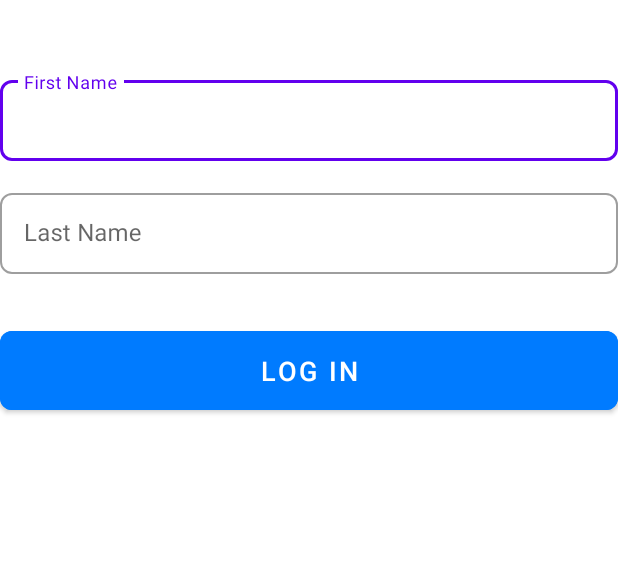
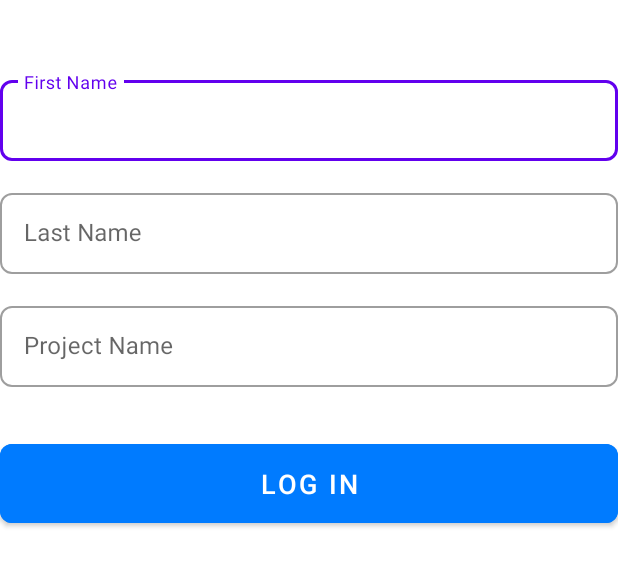
Before and after one commit to Osiddique1/SAE_302_Project_Android, an Android app: the screen it shows after launch (MainActivity), on a phone screen of 412 x 824 dp, the part 409-996 px from its top. Run offline under Robolectric (Android 15) with nearby library versions, the phone set to English and light mode, and no system bars.

Commit message:
version with photo

```diff
--- a/app/src/main/java/com/example/applicationtechnicien/MainActivity.java
+++ b/app/src/main/java/com/example/applicationtechnicien/MainActivity.java
@@ -16,11 +16,16 @@ public class MainActivity extends AppCompatActivity {
 
     private EditText firstNameEditText;
     private EditText lastNameEditText;
+    // NOUVEAU: Référence pour le champ du titre du projet
+    private EditText projectTitleEditText;
     private Button loginButton;
 
     // Keys for passing data to the next activity
     public static final String EXTRA_FIRST_NAME = "com.example.applicationtechnicien.FIRST_NAME";
     public static final String EXTRA_LAST_NAME = "com.example.applicationtechnicien.LAST_NAME";
+
+    // CLEF EXISTANTE: Clé pour le titre du projet
+    public static final String EXTRA_PROJECT_TITLE = "com.example.applicationtechnicien.PROJECT_TITLE";
 
     @Override
     protected void onCreate(Bundle savedInstanceState) {
@@ -36,6 +41,8 @@ public class MainActivity extends AppCompatActivity {
         // 1. Initialize views
         firstNameEditText = findViewById(R.id.edit_text_first_name);
         lastNameEditText = findViewById(R.id.edit_text_last_name);
+        // NOUVEAU: Initialisation du champ du titre du projet
+        projectTitleEditText = findViewById(R.id.edit_text_project_title); // ASSUMER CET ID
         loginButton = findViewById(R.id.button_login);
 
         // 2. Set up the login button click listener
@@ -45,23 +52,25 @@ public class MainActivity extends AppCompatActivity {
     private void handleLogin() {
         String firstName = firstNameEditText.getText().toString().trim();
         String lastName = lastNameEditText.getText().toString().trim();
+        // NOUVEAU: Récupérer le titre du projet
+        String projectTitle = projectTitleEditText.getText().toString().trim();
 
-        // Basic validation: ensure both fields are not empty
-        if (firstName.isEmpty() || lastName.isEmpty()) {
-            Toast.makeText(this, "Please enter both your first and last name.", Toast.LENGTH_SHORT).show();
+        // Basic validation: ensure necessary fields are not empty (ajout du titre du projet à la validation)
+        if (firstName.isEmpty() || lastName.isEmpty() || projectTitle.isEmpty()) {
+            Toast.makeText(this, "Veuillez entrer votre nom, prénom et le titre du projet.", Toast.LENGTH_SHORT).show();
             return;
         }
 
         // 3. Create an Intent to navigate to the HomeActivity
         Intent intent = new Intent(MainActivity.this, HomeActivity.class);
 
-        // 4. Pass the entered names to the next Activity
+        // 4. Pass the entered data to the next Activity
         intent.putExtra(EXTRA_FIRST_NAME, firstName);
         intent.putExtra(EXTRA_LAST_NAME, lastName);
+        // NOUVEAU: Passer le titre du projet
+        intent.putExtra(EXTRA_PROJECT_TITLE, projectTitle);
 
         // 5. Start the new Activity
         startActivity(intent);
-
-
     }
 }
--- /dev/null
+++ b/app/src/main/res/drawable/ic_camera_black_24dp.xml
@@ -0,0 +1,5 @@
+<vector xmlns:android="http://schemas.android.com/apk/res/android" android:height="24dp" android:tint="#000000" android:viewportHeight="960" android:viewportWidth="960" android:width="24dp">
+
+    <path android:fillColor="@android:color/white" android:pathData="M456,360L776,360Q749,291 693.5,241.5Q638,192 566,172L456,360ZM364,440L524,164Q513,162 502,161Q491,160 480,160Q414,160 357,185Q300,210 256,252L364,440ZM170,560L388,560L228,284Q196,325 178,374.5Q160,424 160,480Q160,501 162.5,520.5Q165,540 170,560ZM394,788L502,600L184,600Q211,669 266.5,718.5Q322,768 394,788ZM480,800Q546,800 603,775Q660,750 704,708L596,520L436,796Q447,798 457.5,799Q468,800 480,800ZM732,676Q764,635 782,585.5Q800,536 800,480Q800,459 797.5,439.5Q795,420 790,400L572,400L732,676ZM480,480Q480,480 480,480Q480,480 480,480Q480,480 480,480Q480,480 480,480Q480,480 480,480Q480,480 480,480Q480,480 480,480Q480,480 480,480Q480,480 480,480Q480,480 480,480Q480,480 480,480Q480,480 480,480Q480,480 480,480Q480,480 480,480Q480,480 480,480Q480,480 480,480ZM480,880Q398,880 325,848.5Q252,817 197.5,762.5Q143,708 111.5,635Q80,562 80,480Q80,397 111.5,324.5Q143,252 197.5,197.5Q252,143 325,111.5Q398,80 480,80Q563,80 635.5,111.5Q708,143 762.5,197.5Q817,252 848.5,324.5Q880,397 880,480Q880,562 848.5,635Q817,708 762.5,762.5Q708,817 635.5,848.5Q563,880 480,880Z"/>
+
+</vector>
--- a/app/src/main/res/layout/activity_home.xml
+++ b/app/src/main/res/layout/activity_home.xml
@@ -42,6 +42,7 @@
         app:layout_constraintStart_toStartOf="parent"
         app:layout_constraintTop_toBottomOf="@id/toolbar_home"
         tools:text="Hello, Jane Doe!" />
+
 
     <GridLayout
         android:layout_width="0dp"
--- a/app/src/main/res/layout/activity_main.xml
+++ b/app/src/main/res/layout/activity_main.xml
@@ -5,9 +5,8 @@
     android:id="@+id/main"
     android:layout_width="match_parent"
     android:layout_height="match_parent"
+    android:paddingHorizontal="32dp"
     tools:context=".MainActivity">
-
-    <!-- First Name Input Field -->
 
     <TextView
         android:id="@+id/text_app_title"
@@ -28,10 +27,10 @@
         android:layout_width="0dp"
         android:layout_height="wrap_content"
         android:layout_marginTop="48dp"
+        app:boxCornerRadiusBottomEnd="8dp"
+        app:boxCornerRadiusBottomStart="8dp"
+        app:boxCornerRadiusTopEnd="8dp"
         app:boxCornerRadiusTopStart="8dp"
-    app:boxCornerRadiusTopEnd="8dp"
-    app:boxCornerRadiusBottomStart="8dp"
-    app:boxCornerRadiusBottomEnd="8dp"
         app:layout_constraintEnd_toEndOf="parent"
         app:layout_constraintStart_toStartOf="parent"
         app:layout_constraintTop_toBottomOf="@id/text_app_title">
@@ -46,17 +45,16 @@
             android:padding="16dp" />
     </com.google.android.material.textfield.TextInputLayout>
 
-        <!-- Last Name Input Field -->
     <com.google.android.material.textfield.TextInputLayout
         android:id="@+id/input_layout_last_name"
         style="@style/Widget.MaterialComponents.TextInputLayout.OutlinedBox"
         android:layout_width="0dp"
         android:layout_height="wrap_content"
         android:layout_marginTop="16dp"
+        app:boxCornerRadiusBottomEnd="8dp"
+        app:boxCornerRadiusBottomStart="8dp"
+        app:boxCornerRadiusTopEnd="8dp"
         app:boxCornerRadiusTopStart="8dp"
-    app:boxCornerRadiusTopEnd="8dp"
-    app:boxCornerRadiusBottomStart="8dp"
-    app:boxCornerRadiusBottomEnd="8dp"
         app:layout_constraintEnd_toEndOf="parent"
         app:layout_constraintStart_toStartOf="parent"
         app:layout_constraintTop_toBottomOf="@id/input_layout_first_name">
@@ -71,19 +69,41 @@
             android:padding="16dp" />
     </com.google.android.material.textfield.TextInputLayout>
 
-        <!-- Login Button -->
+    <com.google.android.material.textfield.TextInputLayout
+        android:id="@+id/input_layout_project_title"
+        style="@style/Widget.MaterialComponents.TextInputLayout.OutlinedBox"
+        android:layout_width="0dp"
+        android:layout_height="wrap_content"
+        android:layout_marginTop="16dp"
+        app:boxCornerRadiusBottomEnd="8dp"
+        app:boxCornerRadiusBottomStart="8dp"
+        app:boxCornerRadiusTopEnd="8dp"
+        app:boxCornerRadiusTopStart="8dp"
+        app:layout_constraintEnd_toEndOf="parent"
+        app:layout_constraintStart_toStartOf="parent"
+        app:layout_constraintTop_toBottomOf="@id/input_layout_last_name">
+
+        <com.google.android.material.textfield.TextInputEditText
+            android:id="@+id/edit_text_project_title"
+            android:layout_width="match_parent"
+            android:layout_height="wrap_content"
+            android:hint="@string/project_title"
+            android:inputType="textCapWords"
+            android:maxLength="30"
+            android:padding="16dp" />
+    </com.google.android.material.textfield.TextInputLayout>
+
     <Button
         android:id="@+id/button_login"
         android:layout_width="0dp"
         android:layout_height="wrap_content"
         android:layout_marginTop="32dp"
+        android:backgroundTint="#007bff"
+        android:paddingVertical="14dp"
         android:text="@string/button_login"
         android:textSize="18sp"
-    android:paddingVertical="14dp"
-    android:backgroundTint="#007bff"
         app:cornerRadius="8dp"
         app:layout_constraintEnd_toEndOf="parent"
+        app:layout_constraintHorizontal_bias="1.0"
         app:layout_constraintStart_toStartOf="parent"
-    app:layout_constraintTop_toBottomOf="@id/input_layout_last_name" />
-
-</androidx.constraintlayout.widget.ConstraintLayout>
+        app:layout_constraintTop_toBottomOf="@id/input_layout_project_title" /> </androidx.constraintlayout.widget.ConstraintLayout>
--- a/app/src/main/res/values/strings.xml
+++ b/app/src/main/res/values/strings.xml
@@ -2,6 +2,7 @@
     <string name="app_name">Application Technicien</string>
     <string name="hint_first_name">First Name</string>
     <string name="hint_last_name">Last Name</string>
+    <string name="project_title">Project Name</string>
     <string name="button_login">Log In</string>
     <string name="welcome_message">Hello, %1$s %2$s!</string>
     <string name="dashboard_title">Dashboard</string>
@@ -10,4 +11,8 @@
     <string name="button_3">Photos</string>
     <string name="button_4">Rapport</string>
 
+    <string name="photos_title">Photos</string>
+    <string name="action_take_photo">Prendre une nouvelle photo</string>
+    <string name="description_captured_photo">The photo captured by the camera.</string>
+
 </resources>
```
Also changed, not shown: app/src/main/AndroidManifest.xml (+23 -6 lines), app/src/main/java/com/example/applicationtechnicien/HomeActivity.java (+41 -24 lines), app/src/main/java/com/example/applicationtechnicien/PhotoActivity.java (added, +98 -0 lines), app/src/main/res/layout/activity_photo.xml (added, +77 -0 lines). Lines whose indentation alone changed are shown as unchanged.
